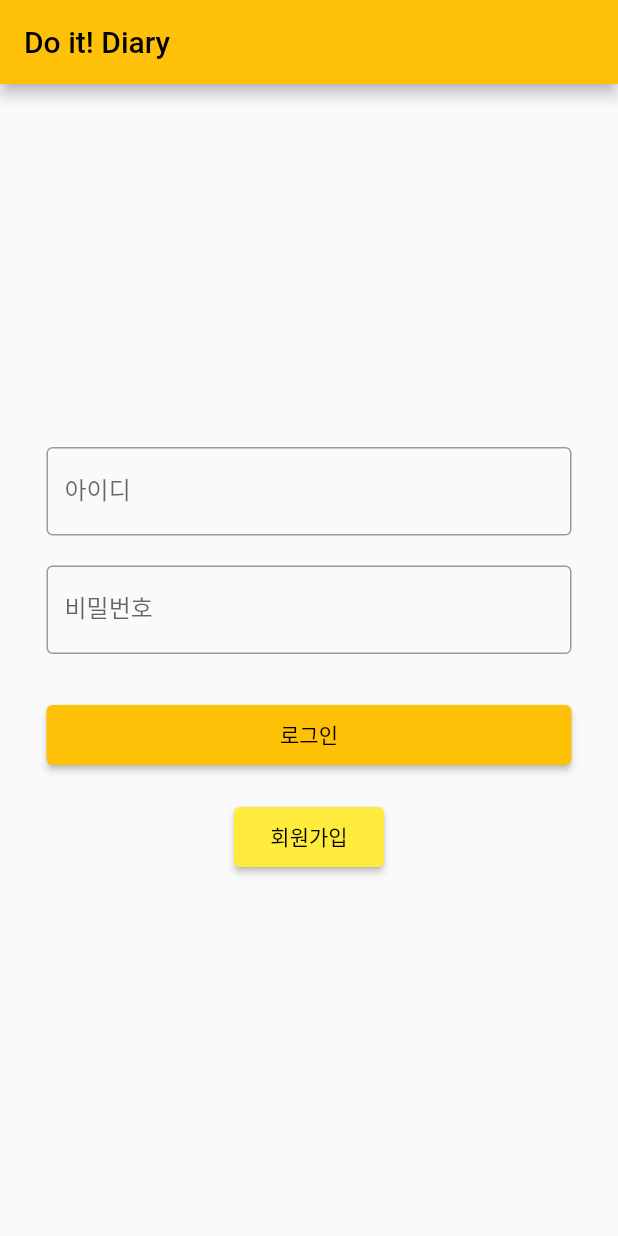
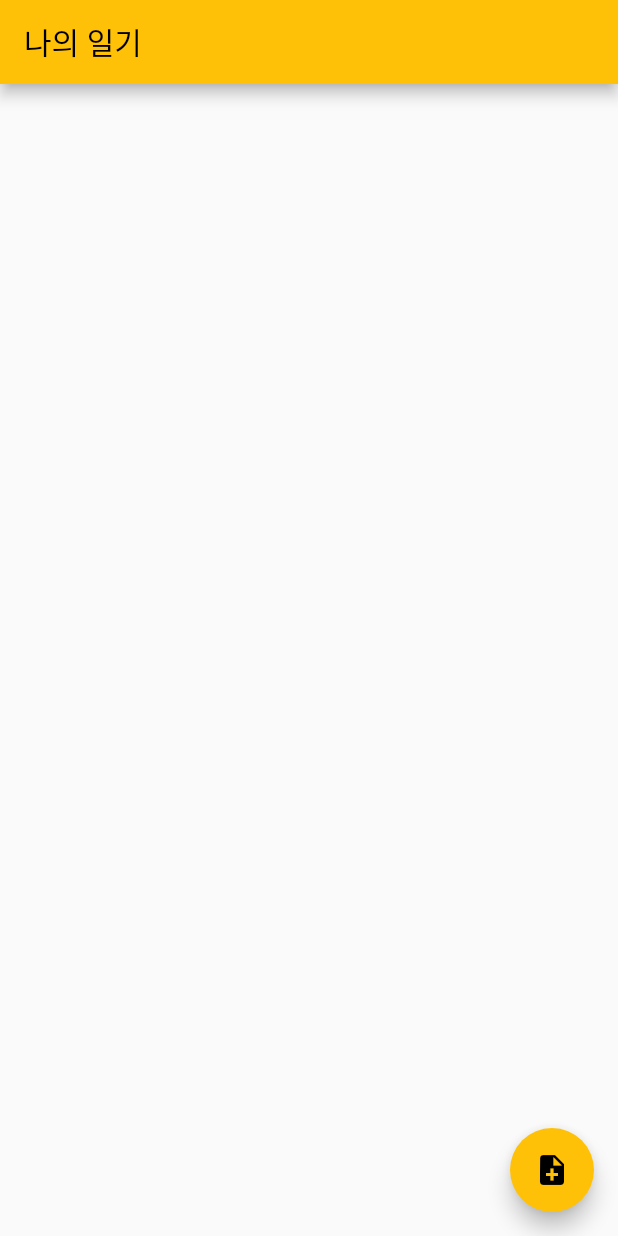
Before and after one commit to Doit-Diary/Doit-Diary, a Flutter app: the screen it shows after launch, on a phone screen of 412 x 824 dp. Run offline on Flutter 3.47's test engine with Material 2 defaults, Android fonts, the phone set to English and light mode, and no system bars; missing offline and left inert: dart:html, doitdairy_sue.

```diff
--- a/lib/main.dart
+++ b/lib/main.dart
@@ -49,15 +49,20 @@
 //   State<MyHomePage> createState() => _MyHomePageState();
 // }
 //
+import 'dart:html';
+
+import 'package:doitdairy_sue/specific_dairy.dart';
 import 'package:flutter/material.dart';
 import 'login.dart';
 import 'signPage.dart';
-
 void main() {
-  runApp(MyApp());
+  runApp(const MyApp());
 }
 
 class MyApp extends StatelessWidget {
+  const MyApp({Key? key}) : super(key: key);
+
+  // This widget is the root of your application.
   @override
   Widget build(BuildContext context) {
     return MaterialApp(
@@ -65,9 +70,93 @@ class MyApp extends StatelessWidget {
       theme: ThemeData(
         primarySwatch: Colors.amber,
       ),
-      initialRoute: '/',
+      initialRoute: "/",
       routes: {
-        '/': (context) => LoginPage(),
+        "/": (context) => HomeScreen(),
+        "/SpecificDairy": (context) => SpecificDairy(),
         '/sign' : (context) => SignPage(),
-      },);}
+      },
+    );
+  }
 }
+
+class HomeScreen extends StatefulWidget{
+  @override
+  _HomeScreenState createState() => _HomeScreenState();
+}
+
+class _HomeScreenState extends State<HomeScreen>{
+  getNotes() async{
+    //final notes = await DatabaseProvider.db.getNotes();// db 폴더 밑에 dbprovider.dart 넣어서 db provider 함수 넣기
+    //return notes
+  }
+  @override
+  Widget build(BuildContext context){
+    return Scaffold(
+      appBar: AppBar(
+        title: Text("나의 일기"),
+        actions: [
+          //icon: Icon(Icons,delete),
+          //onPressed: (){
+          //DatabaseProvider.db.deleteNote(note.id);
+          //Navigator.pushNamedAndRemoveUntil(context, "/", (route) => false);
+          //}
+        ],
+      ),
+      // body: FutureBuilder(
+      //   future: getNotes(),
+      //   builder: (context, noteData){
+      //     switch(noteData.connectionState){
+      //       case ConnectionState.waiting:
+      //         {
+      //           return Center(child: CircularProgressIndicator());// 로딩중 표시
+      //         }
+      //       case ConnectionState.done:
+      //         {
+      //           if(noteData.data == Null){//Null값 체크
+      //             return Center(
+      //               child: Text("일기를 작성하지 않았습니다"),
+      //             );
+      //           }
+      //           else{
+      //             return Padding(
+      //                 padding: const EdgeInsets.all(8.0),//여백주기
+      //               child: ListView.builder(
+      //                 //itemCount : noteData.data.length,
+      //                 itemBuilder: (context, index){//데이터 받아오기
+      //                   //String title = noteData.data[index]['title'];
+      //                  // String content = noteData.data[index]['content'];
+      //                   //String date = noteData.data[index]['date'];
+      //                   //String userkey = noteData.data[index]['userkey'];
+      //                   return Card(child: ListTile(
+      //                     //onTap: (){
+      //                       //NoteModel note = noteData.data[index] as NoteModel;
+      //                       //Navigator.pushNamed(context,"/SpecificDariy", arguments: NoteModel(
+      //                         //title = title,
+      //                         //content = content,
+      //                         //date = DateTime.parse(date),
+      //                         //userkey = userkey,
+      //                       //)
+      //                       //);
+      //                     //},
+      //                     title: Text('title'),
+      //                     subtitle: Text('content'),
+      //                   ),
+      //                   );
+      //                 },
+      //               ),
+      //             );
+      //           }}
+      //         }
+      //
+      //   },
+      // ),
+      floatingActionButton: FloatingActionButton(
+        onPressed: (){
+          Navigator.pushNamed(context, "/");//돌아갈때는 navigator.pop 쓰기
+        },
+        child: Icon(Icons.note_add),
+      ),
+    );
+  }
+}
```
